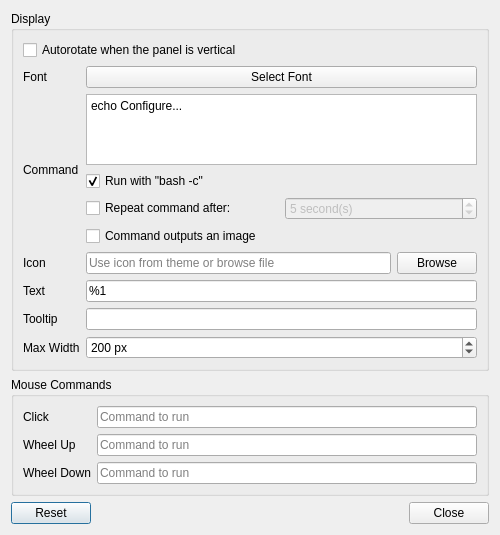
Above: plugin-customcommand/lxqtcustomcommandconfiguration.ui from lxqt/lxqt-panel before the change. Below: the same form after it.
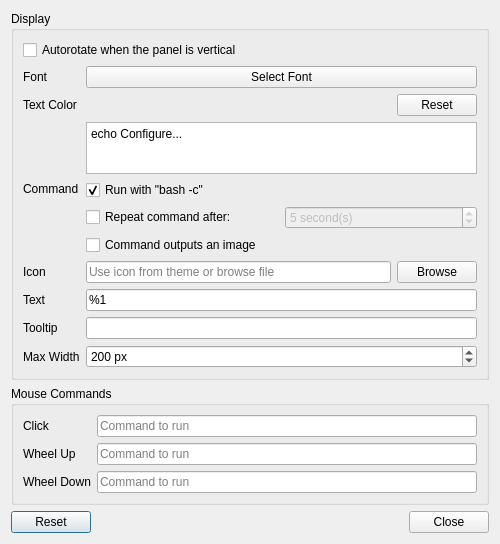
That is the form after the change. Custom widgets are drawn as their Qt base class.

Commit message:
Added an option for text color of Custom Command
Closes https://github.com/lxqt/lxqt-panel/issues/2220

```diff
--- a/plugin-customcommand/lxqtcustomcommandconfiguration.ui
+++ b/plugin-customcommand/lxqtcustomcommandconfiguration.ui
@@ -46,7 +46,27 @@
           </property>
          </widget>
         </item>
-        <item row="2" column="0" rowspan="4">
+        <item row="2" column="0">
+         <widget class="QLabel" name="txtColorLabel">
+          <property name="text">
+           <string>Text Color</string>
+          </property>
+         </widget>
+        </item>
+        <item row="2" column="1">
+         <widget class="ColorLabel" name="textColorLabel"/>
+        </item>
+        <item row="2" column="2">
+         <widget class="QPushButton" name="textColorResetButton">
+          <property name="text">
+           <string>Reset</string>
+          </property>
+          <property name="autoDefault">
+           <bool>false</bool>
+          </property>
+         </widget>
+        </item>
+        <item row="3" column="0" rowspan="4">
          <widget class="QLabel" name="commandLabel">
           <property name="text">
            <string>Command</string>
@@ -56,7 +76,7 @@
           </property>
          </widget>
         </item>
-        <item row="2" column="1" colspan="2">
+        <item row="3" column="1" colspan="2">
          <widget class="QPlainTextEdit" name="commandPlainTextEdit">
           <property name="minimumSize">
            <size>
@@ -78,7 +98,7 @@
           </property>
          </widget>
         </item>
-        <item row="3" column="1" colspan="2">
+        <item row="4" column="1" colspan="2">
          <widget class="QCheckBox" name="runWithBashCheckBox">
           <property name="text">
            <string>Run with &quot;bash -c&quot;</string>
@@ -88,7 +108,7 @@
           </property>
          </widget>
         </item>
-        <item row="4" column="1" colspan="2">
+        <item row="5" column="1" colspan="2">
          <widget class="QFrame" name="frame">
           <property name="sizePolicy">
            <sizepolicy hsizetype="Expanding" vsizetype="Preferred">
@@ -168,14 +188,14 @@
           </layout>
          </widget>
         </item>
-        <item row="5" column="1" colspan="2">
+        <item row="6" column="1" colspan="2">
          <widget class="QCheckBox" name="outputImageCheckBox">
           <property name="text">
            <string>Command outputs an image</string>
           </property>
          </widget>
         </item>
-        <item row="6" column="0">
+        <item row="7" column="0">
          <widget class="QLabel" name="iconLabel">
           <property name="text">
            <string>Icon</string>
@@ -185,14 +205,14 @@
           </property>
          </widget>
         </item>
-        <item row="6" column="1">
+        <item row="7" column="1">
          <widget class="QLineEdit" name="iconLineEdit">
           <property name="placeholderText">
            <string>Use icon from theme or browse file</string>
           </property>
          </widget>
         </item>
-        <item row="6" column="2">
+        <item row="7" column="2">
          <widget class="QPushButton" name="iconBrowseButton">
           <property name="text">
            <string>Browse</string>
@@ -202,7 +222,7 @@
           </property>
          </widget>
         </item>
-        <item row="7" column="0">
+        <item row="8" column="0">
          <widget class="QLabel" name="textLabel">
           <property name="text">
            <string>Text</string>
@@ -212,7 +232,7 @@
           </property>
          </widget>
         </item>
-        <item row="7" column="1" colspan="2">
+        <item row="8" column="1" colspan="2">
          <widget class="QLineEdit" name="textLineEdit">
           <property name="text">
            <string>%1</string>
@@ -222,17 +242,17 @@
           </property>
          </widget>
         </item>
-        <item row="8" column="0">
+        <item row="9" column="0">
          <widget class="QLabel" name="tooltipLabel">
           <property name="text">
            <string>Tooltip</string>
           </property>
          </widget>
         </item>
-        <item row="8" column="1" colspan="2">
+        <item row="9" column="1" colspan="2">
          <widget class="QLineEdit" name="tooltipLineEdit"/>
         </item>
-        <item row="9" column="0">
+        <item row="10" column="0">
          <widget class="QLabel" name="maxWidthLabel">
           <property name="text">
            <string>Max Width</string>
@@ -242,7 +262,7 @@
           </property>
          </widget>
         </item>
-        <item row="9" column="1" colspan="2">
+        <item row="10" column="1" colspan="2">
          <widget class="QSpinBox" name="maxWidthSpinBox">
           <property name="suffix">
            <string> px</string>
@@ -338,6 +358,13 @@
    </item>
   </layout>
  </widget>
+ <customwidgets>
+  <customwidget>
+   <class>ColorLabel</class>
+   <extends>QLabel</extends>
+   <header>colorLabel.h</header>
+  </customwidget>
+ </customwidgets>
  <resources/>
  <connections>
   <connection>
```
The commit also changes 6 other files.
